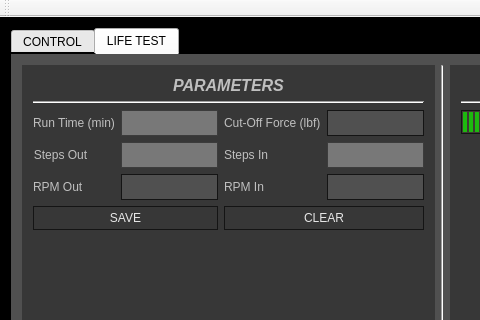
Above: BASFmainwindow.ui from StoneAgeInc/BASF-Custom before the change; both pictures show x 0 to 480 and y 0 to 320 of the 885 by 793 pixel window. Below: the same form after it.
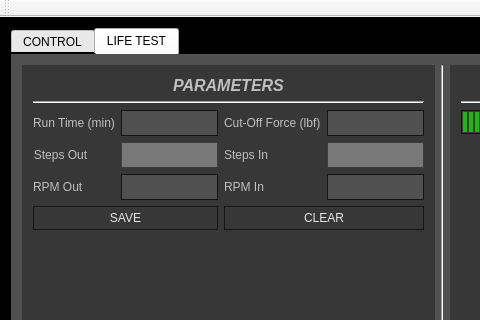
That is the form after the change. Icons and pictures are not drawn. Custom widgets are drawn as their Qt base class.

What changed in the file:
```diff
--- a/BASFmainwindow.ui
+++ b/BASFmainwindow.ui
@@ -1377,7 +1377,7 @@
              <item row="0" column="1">
               <widget class="QLineEdit" name="runTimeEdit">
                <property name="enabled">
-                <bool>false</bool>
+                <bool>true</bool>
                </property>
                <property name="sizePolicy">
                 <sizepolicy hsizetype="Maximum" vsizetype="Fixed">
```
Left out of the diff: 6 changed lines with no effect on the pictures.
